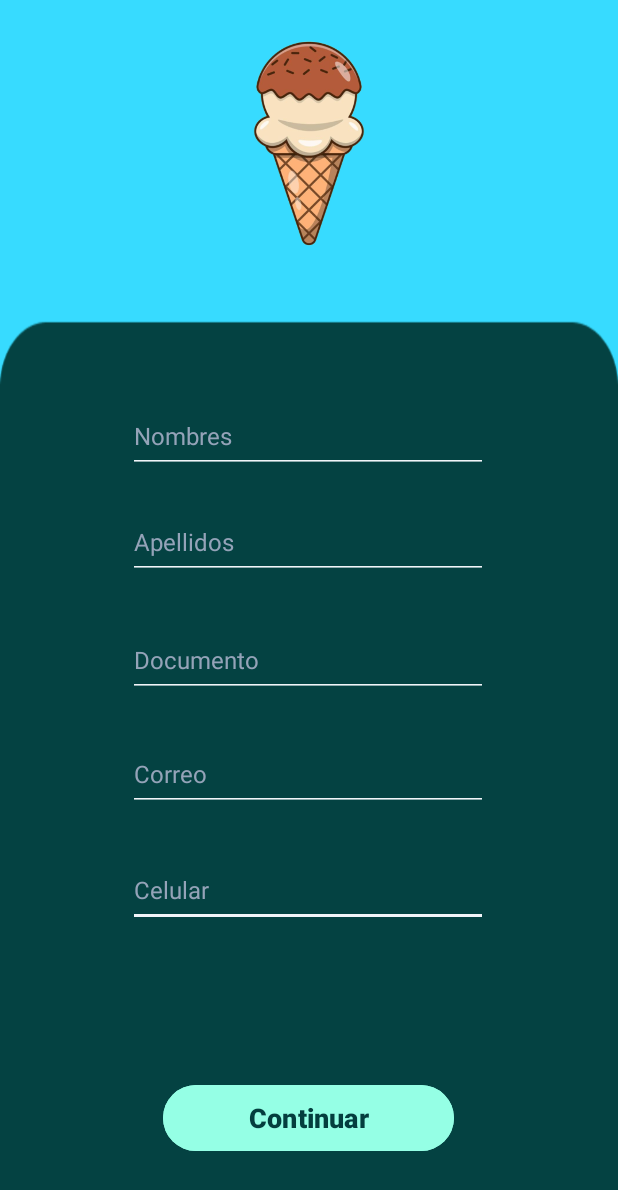
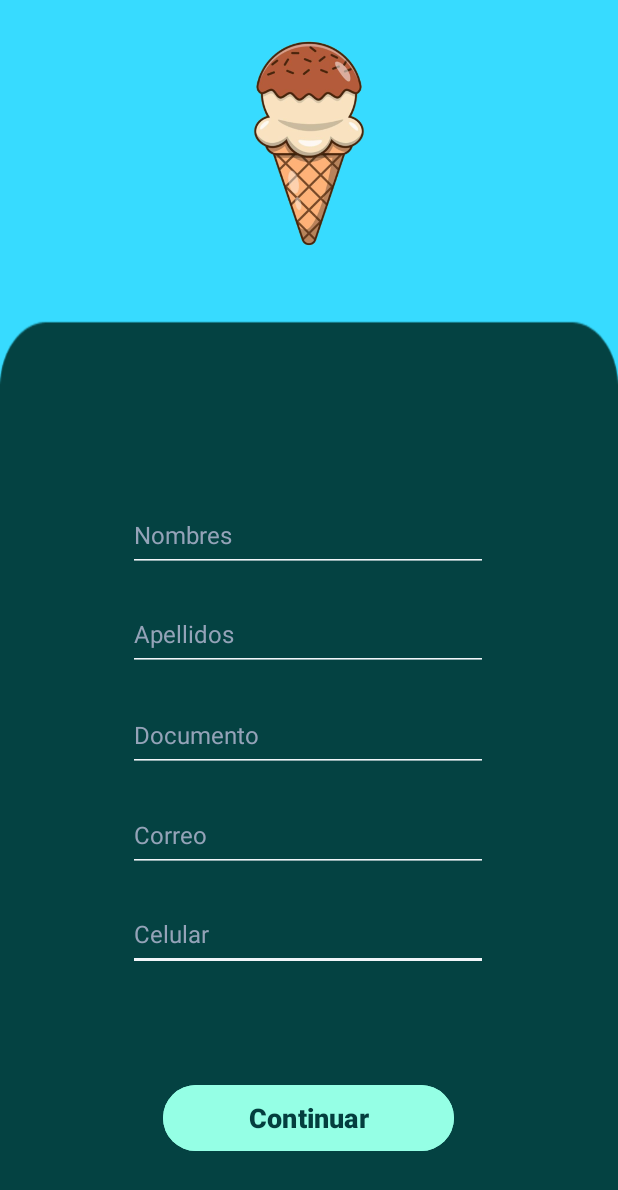
Before and after one commit to DanielL800/icecreamprojectv1, an Android app: the RegistroUser screen opened directly, with no data from a screen before it, on a phone screen of 412 x 824 dp. Shown: the top 1190 px of the screen. Run offline under Robolectric (Android 15) with nearby library versions, the phone set to English and light mode, and no system bars.

Commit message:
update RegistroUser, Login, animation fast and slow for img created

```diff
--- a/icecreamproject1/app/src/main/java/com/example/icecreamproject1/activities/RegistroUser.java
+++ b/icecreamproject1/app/src/main/java/com/example/icecreamproject1/activities/RegistroUser.java
@@ -3,23 +3,35 @@ package com.example.icecreamproject1.activities;
 import androidx.appcompat.app.AppCompatActivity;
 
 import android.os.Bundle;
+import android.view.View;
 import android.view.animation.Animation;
 import android.view.animation.AnimationUtils;
+import android.widget.Button;
 import android.widget.ImageView;
 
 import com.example.icecreamproject1.R;
 
 public class RegistroUser extends AppCompatActivity {
 
-    ImageView imgHelado1 = findViewById(R.id.imgVIce1);
+    ImageView imgHelado1;
+    Button continar;
 
     @Override
     protected void onCreate(Bundle savedInstanceState) {
         super.onCreate(savedInstanceState);
         setContentView(R.layout.activity_registro_user);
 
-        Animation rotateAnim = AnimationUtils.loadAnimation(this, R.anim.rotacionimg);
-        imgHelado1.startAnimation(rotateAnim);
+        imgHelado1 = findViewById(R.id.imgVIce1);
+        continar = findViewById(R.id.btnContinuar);
 
+        Animation rotacionlenta = AnimationUtils.loadAnimation(RegistroUser.this, R.anim.rotacionimglenta);
+        imgHelado1.startAnimation(rotacionlenta);
+        continar.setOnClickListener(new View.OnClickListener() {
+            @Override
+            public void onClick(View v) {
+                Animation rotateAnim = AnimationUtils.loadAnimation(RegistroUser.this, R.anim.rotacionimgrapida);
+                imgHelado1.startAnimation(rotateAnim);
+            }
+        });
     }
 }
--- a/icecreamproject1/app/src/main/res/anim/rotacionimg.xml
+++ b/icecreamproject1/app/src/main/res/anim/rotacionimglenta.xml
@@ -7,6 +7,8 @@
         android:toDegrees="360"
         android:pivotX="50%"
         android:pivotY="50%"
-        android:duration="1000"
+        android:duration="3000"
         android:repeatCount="infinite" />
+
+
 </set>
--- /dev/null
+++ b/icecreamproject1/app/src/main/res/anim/rotacionimgrapida.xml
@@ -0,0 +1,12 @@
+<?xml version="1.0" encoding="utf-8"?>
+<set xmlns:android="http://schemas.android.com/apk/res/android">
+    <rotate
+        xmlns:android="http://schemas.android.com/apk/res/android"
+        android:interpolator="@android:anim/linear_interpolator"
+        android:fromDegrees="0"
+        android:toDegrees="380"
+        android:pivotX="50%"
+        android:pivotY="50%"
+        android:duration="150"
+        android:repeatCount="infinite" />
+</set>
--- a/icecreamproject1/app/src/main/res/layout/activity_registro_user.xml
+++ b/icecreamproject1/app/src/main/res/layout/activity_registro_user.xml
@@ -11,11 +11,11 @@
         android:id="@+id/edtCell"
         android:layout_width="240dp"
         android:layout_height="49dp"
+        android:autofillHints="phone"
         android:backgroundTint="@color/titlesLight"
         android:ems="10"
         android:hint="@string/edTCelular"
         android:inputType="phone"
-        android:autofillHints="phone"
         android:textColor="@color/white"
         android:textColorHint="@color/hintColor"
         android:textSize="16sp"
@@ -25,17 +25,17 @@
         app:layout_constraintHorizontal_bias="0.497"
         app:layout_constraintStart_toStartOf="parent"
         app:layout_constraintTop_toTopOf="parent"
-        app:layout_constraintVertical_bias="0.734" />
+        app:layout_constraintVertical_bias="0.772" />
 
     <EditText
         android:id="@+id/edtNombre"
         android:layout_width="240dp"
         android:layout_height="49dp"
+        android:autofillHints="name"
         android:backgroundTint="@color/titlesLight"
         android:ems="10"
         android:hint="@string/edtNombre"
         android:inputType="text"
-        android:autofillHints="name"
         android:textColor="@color/white"
         android:textColorHint="@color/hintColor"
         android:textSize="16sp"
@@ -45,17 +45,17 @@
         app:layout_constraintHorizontal_bias="0.497"
         app:layout_constraintStart_toStartOf="parent"
         app:layout_constraintTop_toTopOf="parent"
-        app:layout_constraintVertical_bias="0.343" />
+        app:layout_constraintVertical_bias="0.429" />
 
     <EditText
-        android:id="@+id/edtApellido"
+        android:id="@+id/edtDoc"
         android:layout_width="240dp"
         android:layout_height="49dp"
+        android:autofillHints="name"
         android:backgroundTint="@color/titlesLight"
         android:ems="10"
         android:hint="@string/edtApellidos"
         android:inputType="text"
-        android:autofillHints="name"
         android:textColor="@color/white"
         android:textColorHint="@color/hintColor"
         android:textSize="16sp"
@@ -65,17 +65,17 @@
         app:layout_constraintHorizontal_bias="0.497"
         app:layout_constraintStart_toStartOf="parent"
         app:layout_constraintTop_toTopOf="parent"
-        app:layout_constraintVertical_bias="0.435" />
+        app:layout_constraintVertical_bias="0.514" />
 
     <EditText
         android:id="@+id/edtCorreo"
         android:layout_width="240dp"
         android:layout_height="49dp"
+        android:autofillHints="emailAddress"
         android:backgroundTint="@color/titlesLight"
         android:ems="10"
         android:hint="@string/edT_email"
         android:inputType="textEmailAddress"
-        android:autofillHints="emailAddress"
         android:textColor="@color/white"
         android:textColorHint="@color/hintColor"
         android:textSize="16sp"
@@ -85,7 +85,7 @@
         app:layout_constraintHorizontal_bias="0.497"
         app:layout_constraintStart_toStartOf="parent"
         app:layout_constraintTop_toTopOf="parent"
-        app:layout_constraintVertical_bias="0.634" />
+        app:layout_constraintVertical_bias="0.687" />
 
     <EditText
         android:id="@+id/edtDocument"
@@ -105,7 +105,7 @@
         app:layout_constraintHorizontal_bias="0.497"
         app:layout_constraintStart_toStartOf="parent"
         app:layout_constraintTop_toTopOf="parent"
-        app:layout_constraintVertical_bias="0.536" />
+        app:layout_constraintVertical_bias="0.601" />
 
     <Button
         android:id="@+id/btnContinuar"
@@ -127,6 +127,7 @@
         android:id="@+id/imgVIce1"
         android:layout_width="229dp"
         android:layout_height="191dp"
+        android:contentDescription="@string/img_helado1"
         app:layout_constraintBottom_toTopOf="@+id/edtNombre"
         app:layout_constraintEnd_toEndOf="parent"
         app:layout_constraintStart_toStartOf="parent"
--- a/icecreamproject1/app/src/main/res/values/strings.xml
+++ b/icecreamproject1/app/src/main/res/values/strings.xml
@@ -1,7 +1,11 @@
 <resources>
     <string name="app_name">HELARTICO</string>
+
     <string name="img_login">logo</string>
     <string name="img_alt">Cono utilizado como Logo</string>
+    <string name="img_helado1">Imagen de cono para registro</string>
+    <string name="img_key">llave imagen de login</string>
+    <string name="img_user">Imagen de usuario</string>
 
     <string name="TView_bienvenida">¡Bienvenido!</string>
     <string name="edT_email">Correo</string>
```
Also changed, not shown: icecreamproject1/app/src/main/java/com/example/icecreamproject1/activities/Login.java (+12 -1 lines), icecreamproject1/app/src/main/res/layout/activity_login.xml (+17 -11 lines).
